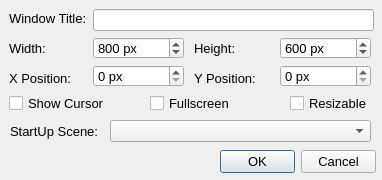
The window that editor/frmprojsettings.ui (MrMilad/Kite2D) describes before a commit, drawn with Qt 5.
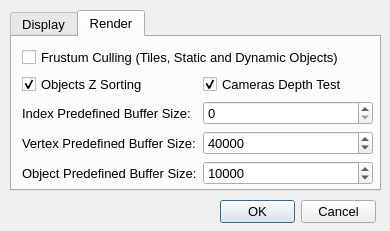
The same window after the commit. The open tabs and pages were chosen to show the change.

The edit to the form file:
```diff
--- a/editor/frmprojsettings.ui
+++ b/editor/frmprojsettings.ui
@@ -6,8 +6,8 @@
    <rect>
     <x>0</x>
     <y>0</y>
-    <width>382</width>
-    <height>180</height>
+    <width>390</width>
+    <height>231</height>
    </rect>
   </property>
   <property name="sizePolicy">
@@ -18,14 +18,14 @@
   </property>
   <property name="minimumSize">
    <size>
-    <width>382</width>
-    <height>149</height>
+    <width>390</width>
+    <height>231</height>
    </size>
   </property>
   <property name="maximumSize">
    <size>
-    <width>382</width>
-    <height>1000</height>
+    <width>390</width>
+    <height>231</height>
    </size>
   </property>
   <property name="font">
@@ -41,7 +41,7 @@
    <property name="geometry">
     <rect>
      <x>220</x>
-     <y>150</y>
+     <y>200</y>
      <width>156</width>
      <height>24</height>
     </rect>
@@ -53,51 +53,68 @@
     <set>QDialogButtonBox::Cancel|QDialogButtonBox::Ok</set>
    </property>
   </widget>
-  <widget class="QLineEdit" name="txtTitle">
+  <widget class="QTabWidget" name="tabWidget">
    <property name="geometry">
     <rect>
-     <x>93</x>
-     <y>9</y>
-     <width>281</width>
-     <height>22</height>
+     <x>10</x>
+     <y>10</y>
+     <width>371</width>
+     <height>181</height>
     </rect>
    </property>
-  </widget>
+   <property name="currentIndex">
+    <number>0</number>
+   </property>
+   <property name="documentMode">
+    <bool>false</bool>
+   </property>
+   <property name="tabBarAutoHide">
+    <bool>false</bool>
+   </property>
+   <widget class="QWidget" name="tab">
+    <attribute name="title">
+     <string>Display</string>
+    </attribute>
+    <widget class="QWidget" name="layoutWidget">
+     <property name="geometry">
+      <rect>
+       <x>10</x>
+       <y>10</y>
+       <width>352</width>
+       <height>141</height>
+      </rect>
+     </property>
+     <layout class="QGridLayout" name="gridLayout" rowstretch="0,0,0,0,0" columnstretch="0,1,0,0,1">
+      <item row="0" column="0">
   <widget class="QLabel" name="label">
-   <property name="geometry">
-    <rect>
-     <x>9</x>
-     <y>10</y>
-     <width>78</width>
-     <height>16</height>
-    </rect>
-   </property>
    <property name="text">
     <string>Window Title:</string>
    </property>
   </widget>
+      </item>
+      <item row="0" column="1" colspan="4">
+       <widget class="QLineEdit" name="txtTitle">
+        <property name="maxLength">
+         <number>256</number>
+        </property>
+       </widget>
+      </item>
+      <item row="1" column="0">
   <widget class="QLabel" name="label_2">
-   <property name="geometry">
-    <rect>
-     <x>9</x>
-     <y>40</y>
-     <width>38</width>
-     <height>16</height>
-    </rect>
-   </property>
    <property name="text">
     <string>Width:</string>
    </property>
   </widget>
+      </item>
+      <item row="2" column="0">
+       <widget class="QLabel" name="label_4">
+        <property name="text">
+         <string>X Position:</string>
+        </property>
+       </widget>
+      </item>
+      <item row="1" column="1">
   <widget class="QSpinBox" name="spnWidth">
-   <property name="geometry">
-    <rect>
-     <x>93</x>
-     <y>37</y>
-     <width>91</width>
-     <height>22</height>
-    </rect>
-   </property>
    <property name="frame">
     <bool>true</bool>
    </property>
@@ -111,98 +128,39 @@
     <number>800</number>
    </property>
   </widget>
+      </item>
+      <item row="2" column="1">
+       <widget class="QSpinBox" name="spnX">
+        <property name="frame">
+         <bool>true</bool>
+        </property>
+        <property name="suffix">
+         <string> px</string>
+        </property>
+        <property name="maximum">
+         <number>3000</number>
+        </property>
+        <property name="value">
+         <number>0</number>
+        </property>
+       </widget>
+      </item>
+      <item row="1" column="2">
   <widget class="QLabel" name="label_3">
-   <property name="geometry">
-    <rect>
-     <x>194</x>
-     <y>40</y>
-     <width>41</width>
-     <height>16</height>
-    </rect>
-   </property>
    <property name="text">
     <string>Height:</string>
    </property>
   </widget>
-  <widget class="QSpinBox" name="spnHeight">
-   <property name="geometry">
-    <rect>
-     <x>280</x>
-     <y>37</y>
-     <width>91</width>
-     <height>22</height>
-    </rect>
-   </property>
-   <property name="frame">
-    <bool>true</bool>
-   </property>
-   <property name="suffix">
-    <string> px</string>
-   </property>
-   <property name="maximum">
-    <number>3000</number>
-   </property>
-   <property name="value">
-    <number>600</number>
-   </property>
-  </widget>
-  <widget class="QLabel" name="label_4">
-   <property name="geometry">
-    <rect>
-     <x>9</x>
-     <y>70</y>
-     <width>62</width>
-     <height>16</height>
-    </rect>
-   </property>
-   <property name="text">
-    <string>X Position:</string>
-   </property>
-  </widget>
-  <widget class="QSpinBox" name="spnX">
-   <property name="geometry">
-    <rect>
-     <x>93</x>
-     <y>65</y>
-     <width>91</width>
-     <height>22</height>
-    </rect>
-   </property>
-   <property name="frame">
-    <bool>true</bool>
-   </property>
-   <property name="suffix">
-    <string> px</string>
-   </property>
-   <property name="maximum">
-    <number>3000</number>
-   </property>
-   <property name="value">
-    <number>0</number>
-   </property>
-  </widget>
+      </item>
+      <item row="2" column="2">
   <widget class="QLabel" name="label_5">
-   <property name="geometry">
-    <rect>
-     <x>194</x>
-     <y>70</y>
-     <width>64</width>
-     <height>16</height>
-    </rect>
-   </property>
    <property name="text">
     <string>Y Position:</string>
    </property>
   </widget>
+      </item>
+      <item row="2" column="3" colspan="2">
   <widget class="QSpinBox" name="spnY">
-   <property name="geometry">
-    <rect>
-     <x>280</x>
-     <y>65</y>
-     <width>91</width>
-     <height>22</height>
-    </rect>
-   </property>
    <property name="frame">
     <bool>true</bool>
    </property>
@@ -216,69 +174,181 @@
     <number>0</number>
    </property>
   </widget>
+      </item>
+      <item row="1" column="3" colspan="2">
+       <widget class="QSpinBox" name="spnHeight">
+        <property name="frame">
+         <bool>true</bool>
+        </property>
+        <property name="suffix">
+         <string> px</string>
+        </property>
+        <property name="maximum">
+         <number>3000</number>
+        </property>
+        <property name="value">
+         <number>600</number>
+        </property>
+       </widget>
+      </item>
+      <item row="3" column="0">
   <widget class="QCheckBox" name="chbCorsor">
-   <property name="geometry">
-    <rect>
-     <x>9</x>
-     <y>93</y>
-     <width>97</width>
-     <height>20</height>
-    </rect>
-   </property>
    <property name="text">
     <string>Show Cursor</string>
    </property>
   </widget>
+      </item>
+      <item row="3" column="1">
   <widget class="QCheckBox" name="chbFScreen">
-   <property name="geometry">
-    <rect>
-     <x>150</x>
-     <y>93</y>
-     <width>83</width>
-     <height>20</height>
-    </rect>
-   </property>
    <property name="text">
     <string>Fullscreen</string>
    </property>
   </widget>
+      </item>
+      <item row="3" column="2" colspan="3">
   <widget class="QCheckBox" name="chbResize">
-   <property name="geometry">
-    <rect>
-     <x>290</x>
-     <y>93</y>
-     <width>80</width>
-     <height>20</height>
-    </rect>
-   </property>
    <property name="text">
     <string>Resizable</string>
    </property>
   </widget>
-  <widget class="QComboBox" name="cmbScene">
-   <property name="geometry">
-    <rect>
-     <x>110</x>
-     <y>120</y>
-     <width>261</width>
-     <height>22</height>
-    </rect>
-   </property>
-  </widget>
+      </item>
+      <item row="4" column="0">
   <widget class="QLabel" name="label_6">
-   <property name="geometry">
-    <rect>
-     <x>10</x>
-     <y>123</y>
-     <width>101</width>
-     <height>16</height>
-    </rect>
-   </property>
    <property name="text">
     <string>StartUp Scene:</string>
    </property>
   </widget>
- </widget>
+      </item>
+      <item row="4" column="1" colspan="4">
+       <widget class="QComboBox" name="cmbScene"/>
+      </item>
+     </layout>
+    </widget>
+   </widget>
+   <widget class="QWidget" name="tab_2">
+    <attribute name="title">
+     <string>Render</string>
+    </attribute>
+    <widget class="QWidget" name="layoutWidget">
+     <property name="geometry">
+      <rect>
+       <x>10</x>
+       <y>10</y>
+       <width>351</width>
+       <height>141</height>
+      </rect>
+     </property>
+     <layout class="QGridLayout" name="gridLayout_2">
+      <item row="0" column="0" colspan="3">
+       <widget class="QCheckBox" name="chbCull">
+        <property name="text">
+         <string>Frustum Culling (Tiles, Static and Dynamic Objects)</string>
+        </property>
+       </widget>
+      </item>
+      <item row="2" column="0">
+       <widget class="QLabel" name="label_7">
+        <property name="text">
+         <string>Index Predefined Buffer Size:</string>
+        </property>
+       </widget>
+      </item>
+      <item row="2" column="1" colspan="2">
+       <widget class="QSpinBox" name="spnIBuff">
+        <property name="minimum">
+         <number>0</number>
+        </property>
+        <property name="maximum">
+         <number>9999999</number>
+        </property>
+        <property name="singleStep">
+         <number>1</number>
+        </property>
+       </widget>
+      </item>
+      <item row="3" column="0">
+       <widget class="QLabel" name="label_8">
+        <property name="text">
+         <string>Vertex Predefined Buffer Size:</string>
+        </property>
+       </widget>
+      </item>
+      <item row="3" column="1" colspan="2">
+       <widget class="QSpinBox" name="spnVBuff">
+        <property name="minimum">
+         <number>0</number>
+        </property>
+        <property name="maximum">
+         <number>9999999</number>
+        </property>
+        <property name="value">
+         <number>40000</number>
+        </property>
+       </widget>
+      </item>
+      <item row="4" column="0">
+       <widget class="QLabel" name="label_9">
+        <property name="text">
+         <string>Object Predefined Buffer Size:</string>
+        </property>
+       </widget>
+      </item>
+      <item row="4" column="1" colspan="2">
+       <widget class="QSpinBox" name="spnOBuff">
+        <property name="minimum">
+         <number>0</number>
+        </property>
+        <property name="maximum">
+         <number>9999999</number>
+        </property>
+        <property name="value">
+         <number>10000</number>
+        </property>
+       </widget>
+      </item>
+      <item row="1" column="0">
+       <widget class="QCheckBox" name="chbZSort">
+        <property name="text">
+         <string>Objects Z Sorting</string>
+        </property>
+        <property name="checked">
+         <bool>true</bool>
+        </property>
+       </widget>
+      </item>
+      <item row="1" column="1" colspan="2">
+       <widget class="QCheckBox" name="chbCamSort">
+        <property name="text">
+         <string>Cameras Depth Test</string>
+        </property>
+        <property name="checked">
+         <bool>true</bool>
+        </property>
+       </widget>
+      </item>
+     </layout>
+    </widget>
+   </widget>
+  </widget>
+ </widget>
+ <tabstops>
+  <tabstop>tabWidget</tabstop>
+  <tabstop>txtTitle</tabstop>
+  <tabstop>spnWidth</tabstop>
+  <tabstop>spnHeight</tabstop>
+  <tabstop>spnX</tabstop>
+  <tabstop>spnY</tabstop>
+  <tabstop>chbCorsor</tabstop>
+  <tabstop>chbFScreen</tabstop>
+  <tabstop>chbResize</tabstop>
+  <tabstop>cmbScene</tabstop>
+  <tabstop>chbCull</tabstop>
+  <tabstop>chbZSort</tabstop>
+  <tabstop>chbCamSort</tabstop>
+  <tabstop>spnIBuff</tabstop>
+  <tabstop>spnVBuff</tabstop>
+  <tabstop>spnOBuff</tabstop>
+ </tabstops>
  <resources/>
  <connections>
   <connection>
```
Lines whose indentation alone changed are shown as unchanged.
